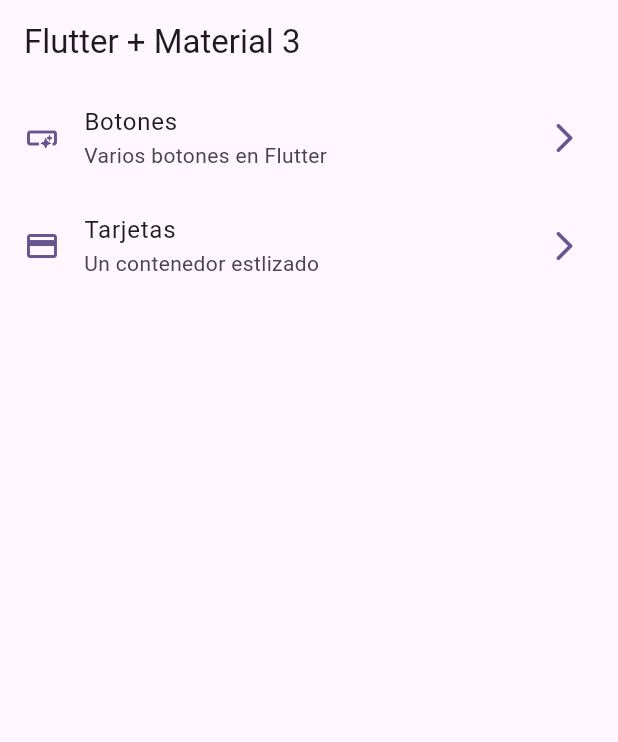
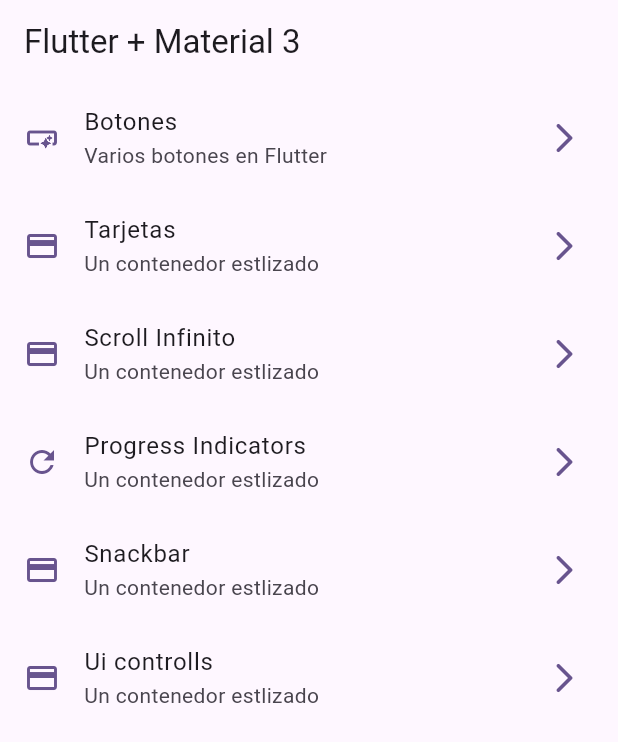
Before and after one commit to JorgeMunarriz/widgets_app, a Flutter app: the screen it shows after launch, on a phone screen of 412 x 824 dp. Shown: the top 742 px of the screen. Run offline on Flutter 3.47's test engine with Material 3 defaults, Android fonts, the phone set to English and light mode, and no system bars; our stand-ins replace go_router.

Commit message:
progress indicator

```diff
--- a/lib/config/menu/menu_items.dart
+++ b/lib/config/menu/menu_items.dart
@@ -27,4 +27,28 @@ const appMenuItems = <MenuItem>[
     link: '/cards',
     icon: Icons.credit_card,
   ),
+  MenuItem(
+    title: 'Scroll Infinito',
+    subtitle: 'Un contenedor estlizado',
+    link: '/infinite-scroll',
+    icon: Icons.credit_card,
+  ),
+  MenuItem(
+    title: 'Progress Indicators',
+    subtitle: 'Un contenedor estlizado',
+    link: '/progress',
+    icon: Icons.refresh,
+  ),
+  MenuItem(
+    title: 'Snackbar',
+    subtitle: 'Un contenedor estlizado',
+    link: '/snackbar',
+    icon: Icons.credit_card,
+  ),
+  MenuItem(
+    title: 'Ui controlls',
+    subtitle: 'Un contenedor estlizado',
+    link: '/ui-controlls',
+    icon: Icons.credit_card,
+  ),
 ];
--- a/lib/config/router/app_router.dart
+++ b/lib/config/router/app_router.dart
@@ -20,5 +20,25 @@ final appRouter = GoRouter(
       name: CardsScreen.name,
       builder: (context, state) => const CardsScreen(),
     ),
+    GoRoute(
+      path: '/infinite-scroll',
+      name: InfiniteScrollScreen.name,
+      builder: (context, state) => const InfiniteScrollScreen(),
+    ),
+    GoRoute(
+      path: '/progress',
+      name: PorgressScreens.name,
+      builder: (context, state) => const PorgressScreens(),
+    ),
+    GoRoute(
+      path: '/snackbar',
+      name: SnackbarScreen.name,
+      builder: (context, state) => const SnackbarScreen(),
+    ),
+    GoRoute(
+      path: '/ui-controls',
+      name: UiControlsScreen.name,
+      builder: (context, state) => const UiControlsScreen(),
+    ),
   ],
 );
```
Also changed, not shown: lib/presentation/screens/progress/progress_screen.dart (+74 -1 lines).
